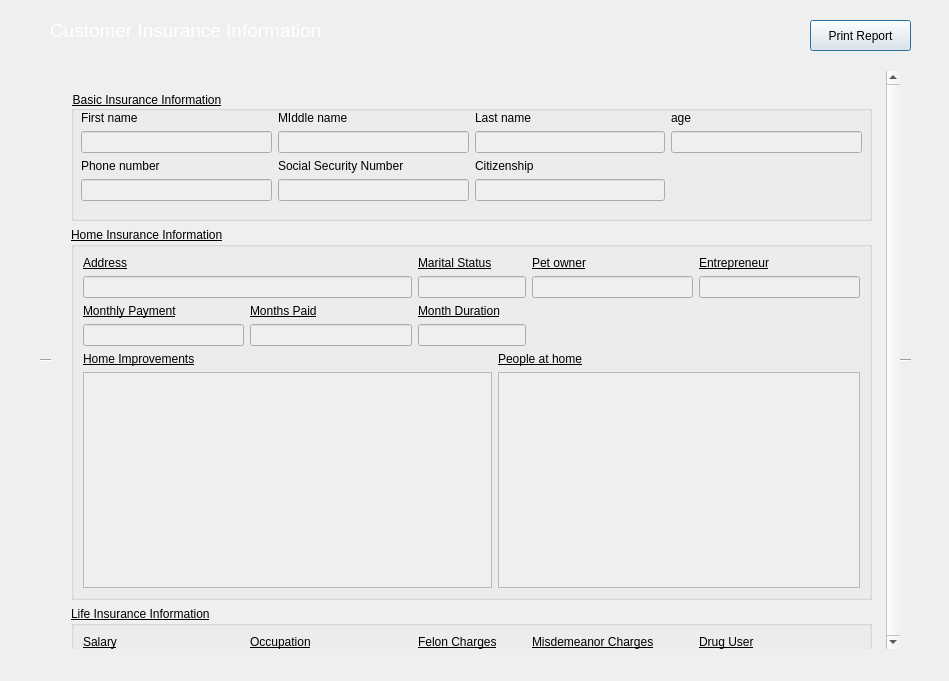
Old version of the form InsuranceProgram2/PolicyDetailsView.ui in the repository TadeoBennett/InsuranceProgram2.
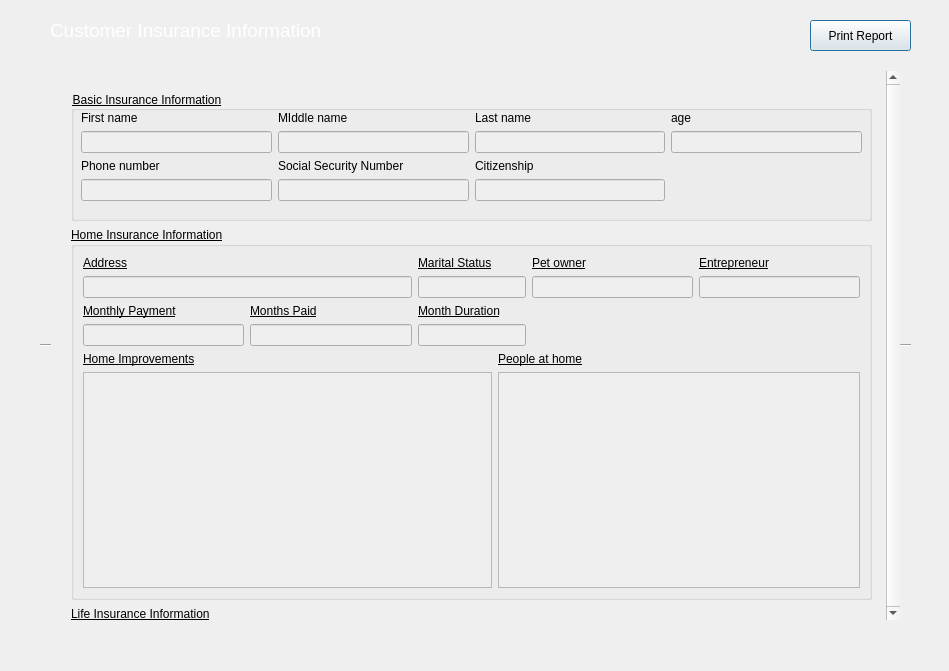
New version of the form.

Commit message: finished filling customer insurance info in PolicyDetailsView form

Diff of the .ui file:
```diff
--- a/InsuranceProgram2/PolicyDetailsView.ui
+++ b/InsuranceProgram2/PolicyDetailsView.ui
@@ -10,7 +10,7 @@
     <x>0</x>
     <y>0</y>
     <width>949</width>
-    <height>681</height>
+    <height>671</height>
    </rect>
   </property>
   <property name="windowTitle">
@@ -40,7 +40,7 @@
      <x>40</x>
      <y>60</y>
      <width>871</width>
-     <height>600</height>
+     <height>571</height>
     </rect>
    </property>
    <property name="styleSheet">
@@ -69,13 +69,13 @@
       <x>0</x>
       <y>0</y>
       <width>835</width>
-      <height>578</height>
+      <height>549</height>
      </rect>
     </property>
     <property name="autoFillBackground">
      <bool>true</bool>
     </property>
-    <widget class="QWidget" name="">
+    <widget class="QWidget" name="layoutWidget">
      <property name="geometry">
       <rect>
        <x>20</x>
```
Left out of the diff: 82 changed lines with no effect on the pictures. The commit also changes 4 other files.
